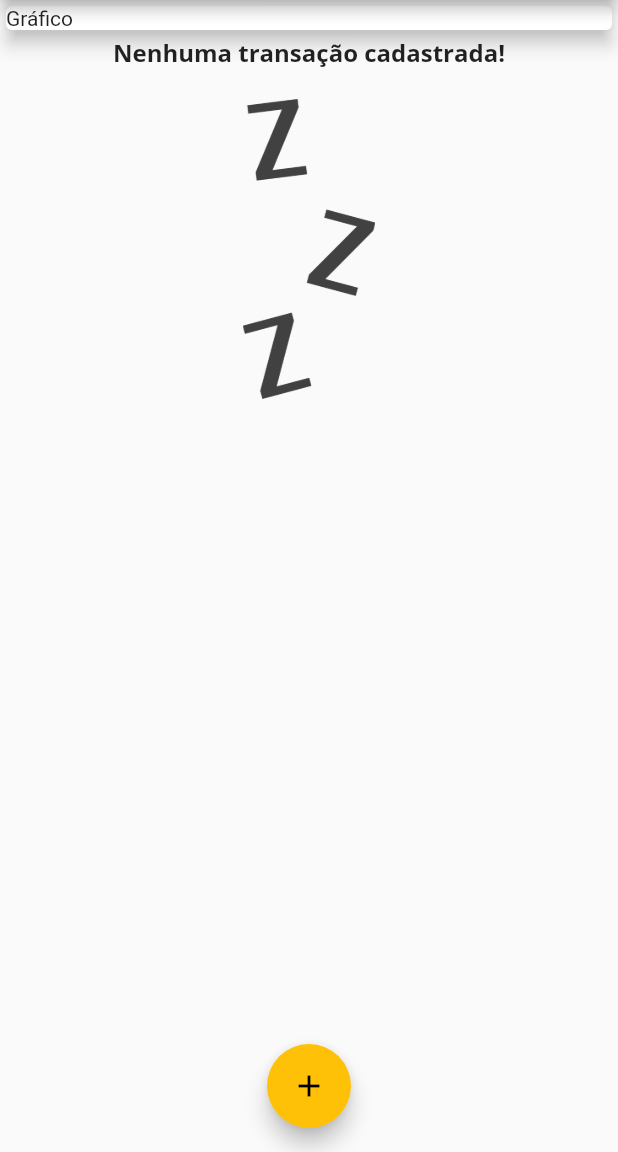
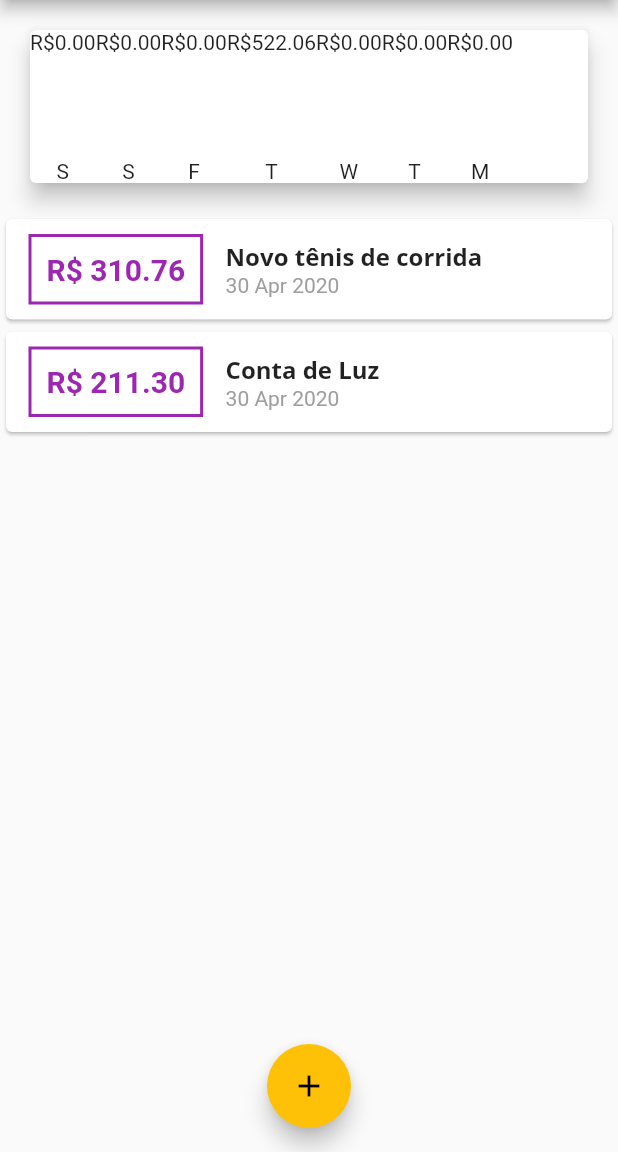
Before and after one commit to valdirmendesdev/flutter-expenses, a Flutter app: the screen it shows after launch, on a phone screen of 412 x 824 dp, the part 84-1236 px from its top. Run offline on Flutter 3.47's test engine with Material 2 defaults, Android fonts, the phone set to English and light mode, and no system bars.

Commit message:
Adding chart prototype

```diff
--- /dev/null
+++ b/lib/components/chart.dart
@@ -0,0 +1,53 @@
+import 'package:expenses/components/chart_bar.dart';
+import 'package:expenses/models/transaction.dart';
+import 'package:flutter/material.dart';
+import 'package:intl/intl.dart';
+
+class Chart extends StatelessWidget {
+  final List<Transaction> recentTransaction;
+
+  Chart(this.recentTransaction);
+
+  List<Map<String, Object>> get groupedTransactions {
+    return List.generate(7, (index) {
+      final weekDay = DateTime.now().subtract(
+        Duration(days: index),
+      );
+
+      double totalSum = 0.0;
+
+      for (var i = 0; i < recentTransaction.length; i++) {
+        bool sameDay = recentTransaction[i].date.day == weekDay.day;
+        bool sameMonth = recentTransaction[i].date.month == weekDay.month;
+        bool sameYear = recentTransaction[i].date.year == weekDay.year;
+
+        if (sameDay && sameMonth && sameYear) {
+          totalSum += recentTransaction[i].value;
+        }
+      }
+
+      return {
+        'day': DateFormat.E().format(weekDay)[0],
+        'value': totalSum,
+      };
+    });
+  }
+
+  @override
+  Widget build(BuildContext context) {
+    groupedTransactions;
+    return Card(
+      elevation: 6,
+      margin: EdgeInsets.all(20),
+      child: Row(
+        children: groupedTransactions.map((tr){
+          return ChartBar(
+            label: tr['day'],
+            value: tr['value'],
+            percentage: 0.0,
+          );
+        }).toList(),
+      ),
+    );
+  }
+}
--- /dev/null
+++ b/lib/components/chart_bar.dart
@@ -0,0 +1,34 @@
+import 'package:flutter/material.dart';
+
+class ChartBar extends StatelessWidget {
+  final String label;
+  final double value;
+  final double percentage;
+
+  ChartBar({
+    this.label,
+    this.value,
+    this.percentage,
+  });
+
+  @override
+  Widget build(BuildContext context) {
+    return Column(
+      children: <Widget>[
+        Text('R\$${value.toStringAsFixed(2)}'),
+        SizedBox(
+          height: 5,
+        ),
+        Container(
+          height: 60,
+          width: 10,
+          child: null,
+        ),
+        SizedBox(
+          height: 5,
+        ),
+        Text(label),
+      ],
+    );
+  }
+}
--- a/lib/components/transaction_list.dart
+++ b/lib/components/transaction_list.dart
@@ -10,7 +10,7 @@ class TransactionList extends StatelessWidget {
   @override
   Widget build(BuildContext context) {
     return Container(
-      height: 400,
+      height: 300,
       child: transactions.isEmpty
           ? Column(
               children: <Widget>[
--- a/lib/main.dart
+++ b/lib/main.dart
@@ -1,3 +1,4 @@
+import 'package:expenses/components/chart.dart';
 import 'package:expenses/components/transaction_form.dart';
 import 'package:expenses/components/transaction_list.dart';
 import 'package:expenses/models/transaction.dart';
@@ -20,17 +21,14 @@ class ExpensesApp extends StatelessWidget {
               fontFamily: 'OpenSans',
               fontSize: 16.0,
               fontWeight: FontWeight.bold,
-          )
-        ),
+            )),
         appBarTheme: AppBarTheme(
             textTheme: ThemeData.light().textTheme.copyWith(
                     title: TextStyle(
                   fontFamily: 'OpenSans',
                   fontSize: 20,
                   fontWeight: FontWeight.bold,
-            )
-          )
-        ),
+                ))),
       ),
       debugShowCheckedModeBanner: false,
     );
@@ -44,14 +42,33 @@ class MyHomePage extends StatefulWidget {
 
 class _MyHomePageState extends State<MyHomePage> {
   final List<Transaction> _transactions = [
-    // Transaction(
-    //     id: 't1',
-    //     title: 'Novo tênis de corrida',
-    //     value: 310.76,
-    //     date: DateTime.now()),
-    // Transaction(
-    //     id: 't2', title: 'Conta de Luz', value: 211.30, date: DateTime.now()),
+    Transaction(
+      id: 't1',
+      title: 'Novo tênis de corrida',
+      value: 310.76,
+      date: DateTime.now().subtract(
+        Duration(days: 3),
+      ),
+    ),
+    Transaction(
+      id: 't2',
+      title: 'Conta de Luz',
+      value: 211.30,
+      date: DateTime.now().subtract(
+        Duration(days: 3),
+      ),
+    ),
   ];
+
+  List<Transaction> get _recentTransactions {
+    return _transactions.where((tr) {
+      return tr.date.isAfter(
+        DateTime.now().subtract(
+          Duration(days: 7),
+        ),
+      );
+    }).toList();
+  }
 
   _addTransaction(String title, double value) {
     final newTransaction = Transaction(
@@ -91,12 +108,7 @@ class _MyHomePageState extends State<MyHomePage> {
       body: Column(
         crossAxisAlignment: CrossAxisAlignment.stretch,
         children: <Widget>[
-          Container(
-            child: Card(
-              child: Text('Gráfico'),
-              elevation: 5,
-            ),
-          ),
+          Chart(_recentTransactions),
           TransactionList(
             transactions: _transactions,
           ),
```
Lines whose indentation alone changed are shown as unchanged.
